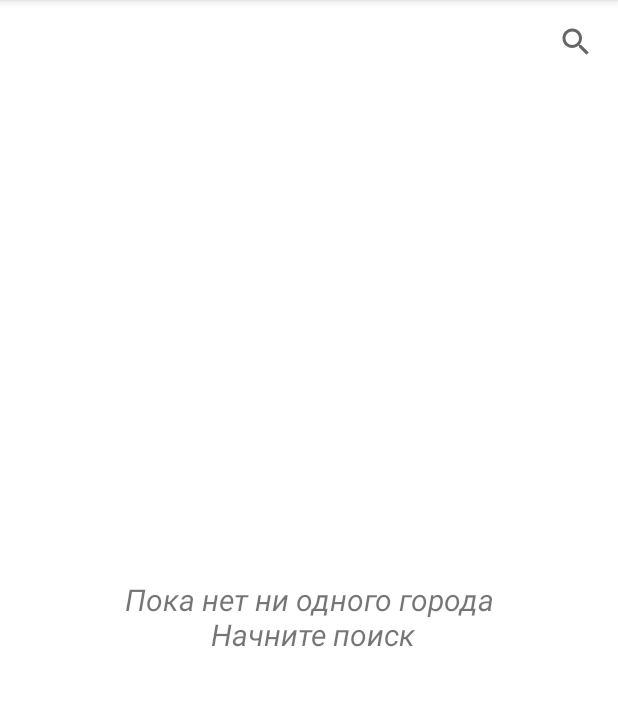
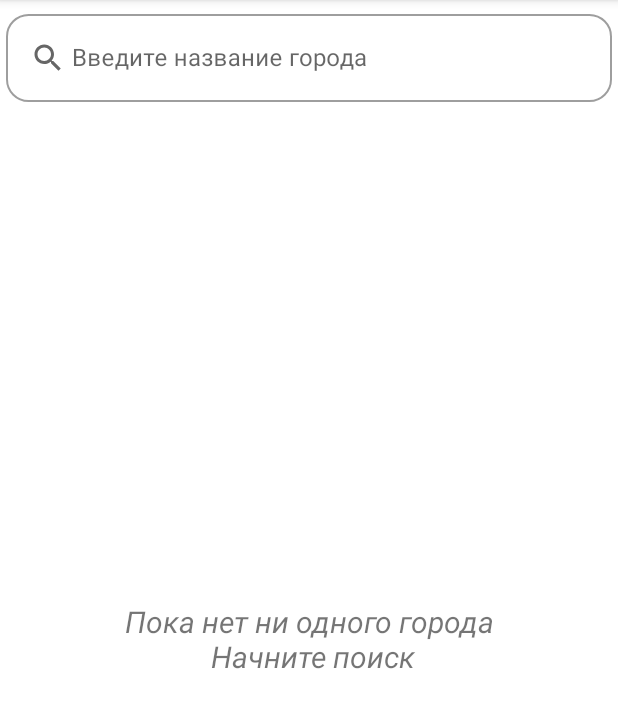
Before and after one commit to nOmeep/weather-app, an Android app: the SearchFragment screen opened through its navigation route, on a phone screen of 412 x 824 dp, the part 84-812 px from its top. Run offline under Robolectric (Android 15) with nearby library versions, the phone set to English and light mode, and no system bars; our stand-ins replace Dagger/Hilt's generated code, Room's generated code; pictures from the network do not load.

Commit message:
add-ui-changes

```diff
--- a/app/src/main/java/com/example/weatherreport/ui/fragments/SearchFragment.kt
+++ b/app/src/main/java/com/example/weatherreport/ui/fragments/SearchFragment.kt
@@ -12,6 +12,7 @@ import com.example.weatherreport.ui.adapters.CachedItemsAdapter
 import com.example.weatherreport.ui.fragments.listeners.ItemSwipeListener
 import com.example.weatherreport.ui.fragments.listeners.OnSearchListener
 import com.example.weatherreport.ui.viewmodel.WeatherViewModel
+import com.example.weatherreport.util.funs.hideSoftKeyboard
 import dagger.hilt.android.AndroidEntryPoint
 
 @AndroidEntryPoint
@@ -30,7 +31,13 @@ class SearchFragment : BaseFragment<FragmentSearchBinding>(FragmentSearchBinding
 
         val currentList = mutableListOf<WeatherItem>()
 
-        binding.searchView.setOnQueryTextListener(OnSearchListener { query: String ->
+        binding.etSearch.setOnFocusChangeListener { _, isFocused ->
+            if (!isFocused) {
+                requireActivity().hideSoftKeyboard(binding.etSearch)
+            }
+        }
+
+        binding.etSearch.setOnKeyListener(OnSearchListener { query: String ->
             findNavController().navigate(
                 SearchFragmentDirections.fromSearchFragmentToMainFragment(query)
             )
--- a/app/src/main/java/com/example/weatherreport/ui/fragments/listeners/OnSearchListener.kt
+++ b/app/src/main/java/com/example/weatherreport/ui/fragments/listeners/OnSearchListener.kt
@@ -1,16 +1,20 @@
 package com.example.weatherreport.ui.fragments.listeners
 
-import android.widget.SearchView
+import android.view.KeyEvent
+import android.view.View
+import android.widget.EditText
 
 class OnSearchListener(
     private val shift: (name: String) -> Unit
-) : SearchView.OnQueryTextListener {
-    override fun onQueryTextSubmit(query: String?): Boolean {
-        if (!query.isNullOrBlank()) {
-            shift.invoke(query)
+) : View.OnKeyListener {
+
+    override fun onKey(v: View?, keyCode: Int, event: KeyEvent?): Boolean {
+        if ((event?.action == KeyEvent.ACTION_DOWN) &&
+            (keyCode == KeyEvent.KEYCODE_ENTER)
+        ) {
+            shift.invoke((v as EditText).text.toString())
+            return true;
         }
-        return true
+        return false;
     }
-
-    override fun onQueryTextChange(query: String?) = false
 }
--- a/app/src/main/java/com/example/weatherreport/util/funs/utilFunctions.kt
+++ b/app/src/main/java/com/example/weatherreport/util/funs/utilFunctions.kt
@@ -1,6 +1,10 @@
 package com.example.weatherreport.util.funs
 
+import android.content.Context
+import android.view.inputmethod.InputMethodManager
+import android.widget.EditText
 import androidx.core.view.isVisible
+import androidx.fragment.app.FragmentActivity
 import com.example.weatherreport.data.api.items.WeatherItem
 import com.example.weatherreport.databinding.FragmentMainBinding
 import com.example.weatherreport.ui.adapters.HourStatsAdapter
@@ -56,3 +60,9 @@ fun String.capitalizeFirstLetter(): String {
 fun <T> Pair<T, T>.concatToStringWithSeparator(separator: String): String {
     return "${this.first}$separator${this.second}"
 }
+
+fun FragmentActivity.hideSoftKeyboard(editText: EditText) {
+    (getSystemService(Context.INPUT_METHOD_SERVICE) as InputMethodManager).apply {
+        hideSoftInputFromWindow(editText.windowToken, 0)
+    }
+}
--- /dev/null
+++ b/app/src/main/res/drawable/ic_search_for_city.xml
@@ -0,0 +1,10 @@
+<vector xmlns:android="http://schemas.android.com/apk/res/android"
+    android:width="24dp"
+    android:height="24dp"
+    android:viewportWidth="24"
+    android:viewportHeight="24"
+    android:tint="?attr/colorControlNormal">
+  <path
+      android:fillColor="@android:color/white"
+      android:pathData="M15.5,14h-0.79l-0.28,-0.27C15.41,12.59 16,11.11 16,9.5 16,5.91 13.09,3 9.5,3S3,5.91 3,9.5 5.91,16 9.5,16c1.61,0 3.09,-0.59 4.23,-1.57l0.27,0.28v0.79l5,4.99L20.49,19l-4.99,-5zM9.5,14C7.01,14 5,11.99 5,9.5S7.01,5 9.5,5 14,7.01 14,9.5 11.99,14 9.5,14z"/>
+</vector>
--- a/app/src/main/res/layout/fragment_search.xml
+++ b/app/src/main/res/layout/fragment_search.xml
@@ -8,28 +8,40 @@
     android:padding="4dp"
     tools:context=".ui.fragments.SearchFragment">
 
-    <SearchView
-        android:id="@+id/searchView"
-        android:layout_width="match_parent"
-        android:layout_height="0dp"
-        android:inputType="text"
-        android:layoutDirection="rtl"
+    <com.google.android.material.textfield.TextInputLayout
+        android:id="@+id/tilSmoothInputLayout"
+        style="@style/Widget.MaterialComponents.TextInputLayout.OutlinedBox"
+        android:layout_width="0dp"
+        android:layout_height="wrap_content"
+        app:boxCornerRadiusBottomEnd="15dp"
+        app:boxCornerRadiusBottomStart="15dp"
+        app:boxCornerRadiusTopEnd="15dp"
+        app:boxCornerRadiusTopStart="15dp"
+        app:errorEnabled="true"
+        app:layout_constraintLeft_toLeftOf="parent"
         app:layout_constraintRight_toRightOf="parent"
-        app:layout_constraintStart_toStartOf="parent"
-        app:layout_constraintTop_toTopOf="parent"
-        app:queryHint="@string/enter_city_name" />
+        app:layout_constraintTop_toTopOf="parent">
+
+        <com.google.android.material.textfield.TextInputEditText
+            android:id="@+id/etSearch"
+            android:layout_width="match_parent"
+            android:layout_height="wrap_content"
+            android:drawableStart="@drawable/ic_search_for_city"
+            android:drawablePadding="4dp"
+            android:hint="@string/enter_city_name"
+            android:inputType="text" />
+    </com.google.android.material.textfield.TextInputLayout>
 
     <androidx.recyclerview.widget.RecyclerView
         android:id="@+id/rvCachedItems"
         android:layout_width="match_parent"
         android:layout_height="0dp"
-        android:layout_marginTop="8dp"
         android:orientation="vertical"
         app:layoutManager="androidx.recyclerview.widget.LinearLayoutManager"
         app:layout_constraintBottom_toBottomOf="parent"
         app:layout_constraintLeft_toLeftOf="parent"
         app:layout_constraintRight_toRightOf="parent"
-        app:layout_constraintTop_toBottomOf="@id/searchView"
+        app:layout_constraintTop_toBottomOf="@id/tilSmoothInputLayout"
         tools:listitem="@layout/item_searched_for" />
 
     <TextView
--- a/app/src/main/res/values/strings.xml
+++ b/app/src/main/res/values/strings.xml
@@ -5,10 +5,10 @@
     <string name="WeatherHoleDay">Погода в течение дня</string>
     <string name="WeekWeatherText">Погода на неделю</string>
     <string name="choose_city">Выберите город</string>
-    <string name="enter_city_name">Введите название города</string>
     <string name="change_place">Изменить место</string>
     <string name="empty_list_start_search">Пока нет ни одного города\n Начните поиск</string>
     <string name="error_check_internet_connection">Что-то пошло не так, проверьте подключение к интернету</string>
     <string name="temperature">Температура:</string>
     <string name="feelslike">Ощущается:</string>
+    <string name="enter_city_name">Введите название города</string>
 </resources>
```
